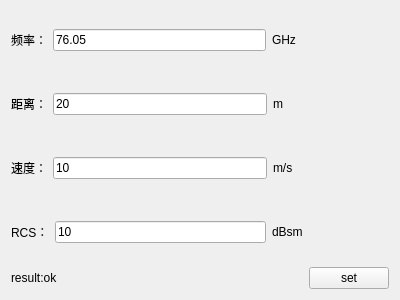
The window that rts_ctrl_window/rts_ctrl_window.ui (aron566/EOL_CAN_Tool) describes before a commit, drawn with Qt 5.
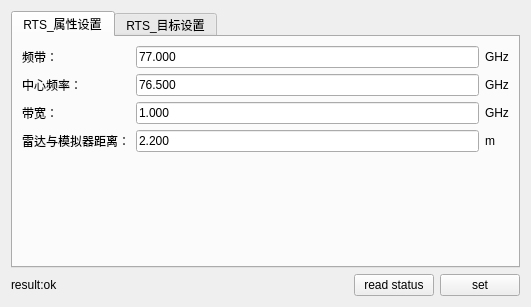
The same window after the commit.

Commit message: <feat>: <v1.2.19 完善rts设置支持带宽设置>

Diff of the .ui file:
```diff
--- a/rts_ctrl_window/rts_ctrl_window.ui
+++ b/rts_ctrl_window/rts_ctrl_window.ui
@@ -6,17 +6,217 @@
    <rect>
     <x>0</x>
     <y>0</y>
-    <width>400</width>
-    <height>300</height>
+    <width>531</width>
+    <height>307</height>
    </rect>
   </property>
   <property name="windowTitle">
    <string>Form</string>
   </property>
+  <layout class="QGridLayout" name="gridLayout_3">
+   <item row="1" column="1">
+    <spacer name="horizontalSpacer">
+     <property name="orientation">
+      <enum>Qt::Horizontal</enum>
+     </property>
+     <property name="sizeHint" stdset="0">
+      <size>
+       <width>40</width>
+       <height>20</height>
+      </size>
+     </property>
+    </spacer>
+   </item>
+   <item row="1" column="0">
+    <widget class="QLabel" name="result_label">
+     <property name="text">
+      <string>result:ok</string>
+     </property>
+    </widget>
+   </item>
+   <item row="0" column="0" colspan="4">
+    <widget class="QTabWidget" name="rts_set_tabWidget">
+     <property name="currentIndex">
+      <number>0</number>
+     </property>
+     <widget class="QWidget" name="rts_parameter_set">
+      <attribute name="title">
+       <string>RTS_属性设置</string>
+      </attribute>
+      <layout class="QGridLayout" name="gridLayout_2">
+       <item row="0" column="0">
+        <layout class="QHBoxLayout" name="horizontalLayout_5">
+         <item>
+          <layout class="QVBoxLayout" name="verticalLayout">
+           <item>
+            <widget class="QLabel" name="freqband_label">
+             <property name="sizePolicy">
+              <sizepolicy hsizetype="Fixed" vsizetype="Preferred">
+               <horstretch>0</horstretch>
+               <verstretch>0</verstretch>
+              </sizepolicy>
+             </property>
+             <property name="text">
+              <string>频带：</string>
+             </property>
+            </widget>
+           </item>
+           <item>
+            <widget class="QLabel" name="freq_mid_label">
+             <property name="sizePolicy">
+              <sizepolicy hsizetype="Fixed" vsizetype="Preferred">
+               <horstretch>0</horstretch>
+               <verstretch>0</verstretch>
+              </sizepolicy>
+             </property>
+             <property name="text">
+              <string>中心频率：</string>
+             </property>
+            </widget>
+           </item>
+           <item>
+            <widget class="QLabel" name="bandwidth_label">
+             <property name="sizePolicy">
+              <sizepolicy hsizetype="Fixed" vsizetype="Preferred">
+               <horstretch>0</horstretch>
+               <verstretch>0</verstretch>
+              </sizepolicy>
+             </property>
+             <property name="text">
+              <string>带宽：</string>
+             </property>
+            </widget>
+           </item>
+           <item>
+            <widget class="QLabel" name="distance_label">
+             <property name="sizePolicy">
+              <sizepolicy hsizetype="Fixed" vsizetype="Preferred">
+               <horstretch>0</horstretch>
+               <verstretch>0</verstretch>
+              </sizepolicy>
+             </property>
+             <property name="text">
+              <string>雷达与模拟器距离：</string>
+             </property>
+            </widget>
+           </item>
+          </layout>
+         </item>
+         <item>
+          <layout class="QVBoxLayout" name="verticalLayout_2">
+           <item>
+            <widget class="QLineEdit" name="freqband_lineEdit">
+             <property name="text">
+              <string>77.000</string>
+             </property>
+            </widget>
+           </item>
+           <item>
+            <widget class="QLineEdit" name="freq_mid_lineEdit">
+             <property name="text">
+              <string>76.500</string>
+             </property>
+            </widget>
+           </item>
+           <item>
+            <widget class="QLineEdit" name="bandwidth_lineEdit">
+             <property name="text">
+              <string>1.000</string>
+             </property>
+            </widget>
+           </item>
+           <item>
+            <widget class="QLineEdit" name="distance_lineEdit">
+             <property name="text">
+              <string>2.200</string>
+             </property>
+            </widget>
+           </item>
+          </layout>
+         </item>
+         <item>
+          <layout class="QVBoxLayout" name="verticalLayout_3">
+           <item>
+            <widget class="QLabel" name="freqband_unit_label">
+             <property name="sizePolicy">
+              <sizepolicy hsizetype="Fixed" vsizetype="Preferred">
+               <horstretch>0</horstretch>
+               <verstretch>0</verstretch>
+              </sizepolicy>
+             </property>
+             <property name="text">
+              <string>GHz</string>
+             </property>
+            </widget>
+           </item>
+           <item>
+            <widget class="QLabel" name="freq_mid_unit_label">
+             <property name="sizePolicy">
+              <sizepolicy hsizetype="Fixed" vsizetype="Preferred">
+               <horstretch>0</horstretch>
+               <verstretch>0</verstretch>
+              </sizepolicy>
+             </property>
+             <property name="text">
+              <string>GHz</string>
+             </property>
+            </widget>
+           </item>
+           <item>
+            <widget class="QLabel" name="bandwidth_unit_label">
+             <property name="sizePolicy">
+              <sizepolicy hsizetype="Fixed" vsizetype="Preferred">
+               <horstretch>0</horstretch>
+               <verstretch>0</verstretch>
+              </sizepolicy>
+             </property>
+             <property name="text">
+              <string>GHz</string>
+             </property>
+            </widget>
+           </item>
+           <item>
+            <widget class="QLabel" name="distance_unit_label">
+             <property name="sizePolicy">
+              <sizepolicy hsizetype="Fixed" vsizetype="Preferred">
+               <horstretch>0</horstretch>
+               <verstretch>0</verstretch>
+              </sizepolicy>
+             </property>
+             <property name="text">
+              <string>m</string>
+             </property>
+            </widget>
+           </item>
+          </layout>
+         </item>
+        </layout>
+       </item>
+       <item row="1" column="0">
+        <spacer name="verticalSpacer">
+         <property name="orientation">
+          <enum>Qt::Vertical</enum>
+         </property>
+         <property name="sizeHint" stdset="0">
+          <size>
+           <width>20</width>
+           <height>25</height>
+          </size>
+         </property>
+        </spacer>
+       </item>
+      </layout>
+     </widget>
+     <widget class="QWidget" name="rts_target_set">
+      <attribute name="title">
+       <string>RTS_目标设置</string>
+      </attribute>
   <layout class="QGridLayout" name="gridLayout">
-   <item row="0" column="0" colspan="2">
+       <item row="0" column="0">
     <layout class="QHBoxLayout" name="horizontalLayout">
      <item>
+          <layout class="QVBoxLayout" name="verticalLayout_5">
+           <item>
       <widget class="QLabel" name="freq_label">
        <property name="sizePolicy">
         <sizepolicy hsizetype="Fixed" vsizetype="Preferred">
@@ -30,30 +230,6 @@
       </widget>
      </item>
      <item>
-      <widget class="QLineEdit" name="freq_lineEdit">
-       <property name="text">
-        <string>76.05</string>
-       </property>
-      </widget>
-     </item>
-     <item>
-      <widget class="QLabel" name="label_5">
-       <property name="sizePolicy">
-        <sizepolicy hsizetype="Fixed" vsizetype="Preferred">
-         <horstretch>38</horstretch>
-         <verstretch>0</verstretch>
-        </sizepolicy>
-       </property>
-       <property name="text">
-        <string>GHz  </string>
-       </property>
-      </widget>
-     </item>
-    </layout>
-   </item>
-   <item row="1" column="0" colspan="2">
-    <layout class="QHBoxLayout" name="horizontalLayout_2">
-     <item>
       <widget class="QLabel" name="label">
        <property name="sizePolicy">
         <sizepolicy hsizetype="Fixed" vsizetype="Preferred">
@@ -67,6 +243,43 @@
       </widget>
      </item>
      <item>
+            <widget class="QLabel" name="label_2">
+             <property name="sizePolicy">
+              <sizepolicy hsizetype="Fixed" vsizetype="Preferred">
+               <horstretch>0</horstretch>
+               <verstretch>0</verstretch>
+              </sizepolicy>
+             </property>
+             <property name="text">
+              <string>速度：</string>
+             </property>
+            </widget>
+           </item>
+           <item>
+            <widget class="QLabel" name="label_3">
+             <property name="sizePolicy">
+              <sizepolicy hsizetype="Fixed" vsizetype="Preferred">
+               <horstretch>0</horstretch>
+               <verstretch>0</verstretch>
+              </sizepolicy>
+             </property>
+             <property name="text">
+              <string>RCS：</string>
+             </property>
+            </widget>
+           </item>
+          </layout>
+         </item>
+         <item>
+          <layout class="QVBoxLayout" name="verticalLayout_4">
+           <item>
+            <widget class="QLineEdit" name="freq_lineEdit">
+             <property name="text">
+              <string>76.05</string>
+             </property>
+            </widget>
+           </item>
+           <item>
       <widget class="QLineEdit" name="range_lineEdit">
        <property name="sizePolicy">
         <sizepolicy hsizetype="Expanding" vsizetype="Fixed">
@@ -80,6 +293,37 @@
       </widget>
      </item>
      <item>
+            <widget class="QLineEdit" name="speed_lineEdit">
+             <property name="text">
+              <string>10</string>
+             </property>
+            </widget>
+           </item>
+           <item>
+            <widget class="QLineEdit" name="rcs_lineEdit">
+             <property name="text">
+              <string>10</string>
+             </property>
+            </widget>
+           </item>
+          </layout>
+         </item>
+         <item>
+          <layout class="QVBoxLayout" name="verticalLayout_6">
+           <item>
+            <widget class="QLabel" name="label_5">
+             <property name="sizePolicy">
+              <sizepolicy hsizetype="Fixed" vsizetype="Preferred">
+               <horstretch>38</horstretch>
+               <verstretch>0</verstretch>
+              </sizepolicy>
+             </property>
+             <property name="text">
+              <string>GHz  </string>
+             </property>
+            </widget>
+           </item>
+           <item>
       <widget class="QLabel" name="label_6">
        <property name="sizePolicy">
         <sizepolicy hsizetype="Fixed" vsizetype="Preferred">
@@ -98,30 +342,6 @@
        </property>
       </widget>
      </item>
-    </layout>
-   </item>
-   <item row="2" column="0" colspan="2">
-    <layout class="QHBoxLayout" name="horizontalLayout_3">
-     <item>
-      <widget class="QLabel" name="label_2">
-       <property name="sizePolicy">
-        <sizepolicy hsizetype="Fixed" vsizetype="Preferred">
-         <horstretch>0</horstretch>
-         <verstretch>0</verstretch>
-        </sizepolicy>
-       </property>
-       <property name="text">
-        <string>速度：</string>
-       </property>
-      </widget>
-     </item>
-     <item>
-      <widget class="QLineEdit" name="speed_lineEdit">
-       <property name="text">
-        <string>10</string>
-       </property>
-      </widget>
-     </item>
      <item>
       <widget class="QLabel" name="label_7">
        <property name="sizePolicy">
@@ -135,30 +355,6 @@
        </property>
       </widget>
      </item>
-    </layout>
-   </item>
-   <item row="3" column="0" colspan="2">
-    <layout class="QHBoxLayout" name="horizontalLayout_4">
-     <item>
-      <widget class="QLabel" name="label_3">
-       <property name="sizePolicy">
-        <sizepolicy hsizetype="Fixed" vsizetype="Preferred">
-         <horstretch>0</horstretch>
-         <verstretch>0</verstretch>
-        </sizepolicy>
-       </property>
-       <property name="text">
-        <string>RCS：</string>
-       </property>
-      </widget>
-     </item>
-     <item>
-      <widget class="QLineEdit" name="rcs_lineEdit">
-       <property name="text">
-        <string>10</string>
-       </property>
-      </widget>
-     </item>
      <item>
       <widget class="QLabel" name="label_8">
        <property name="sizePolicy">
@@ -174,33 +370,39 @@
      </item>
     </layout>
    </item>
-   <item row="4" column="0">
-    <widget class="QLabel" name="result_label">
-     <property name="text">
-      <string>result:ok</string>
-     </property>
-    </widget>
-   </item>
-   <item row="4" column="1">
-    <spacer name="horizontalSpacer">
+        </layout>
+       </item>
+       <item row="1" column="0">
+        <spacer name="verticalSpacer_2">
      <property name="orientation">
-      <enum>Qt::Horizontal</enum>
+          <enum>Qt::Vertical</enum>
      </property>
      <property name="sizeHint" stdset="0">
       <size>
-       <width>40</width>
-       <height>20</height>
+           <width>20</width>
+           <height>25</height>
       </size>
      </property>
     </spacer>
    </item>
-   <item row="4" column="2">
+      </layout>
+     </widget>
+    </widget>
+   </item>
+   <item row="1" column="3">
     <widget class="QPushButton" name="set_pushButton">
      <property name="text">
       <string>set</string>
      </property>
     </widget>
    </item>
+   <item row="1" column="2">
+    <widget class="QPushButton" name="read_pushButton">
+     <property name="text">
+      <string>read status</string>
+     </property>
+    </widget>
+   </item>
   </layout>
  </widget>
  <resources/>
```
Lines whose indentation alone changed are shown as unchanged. The commit also changes 14 other files.
